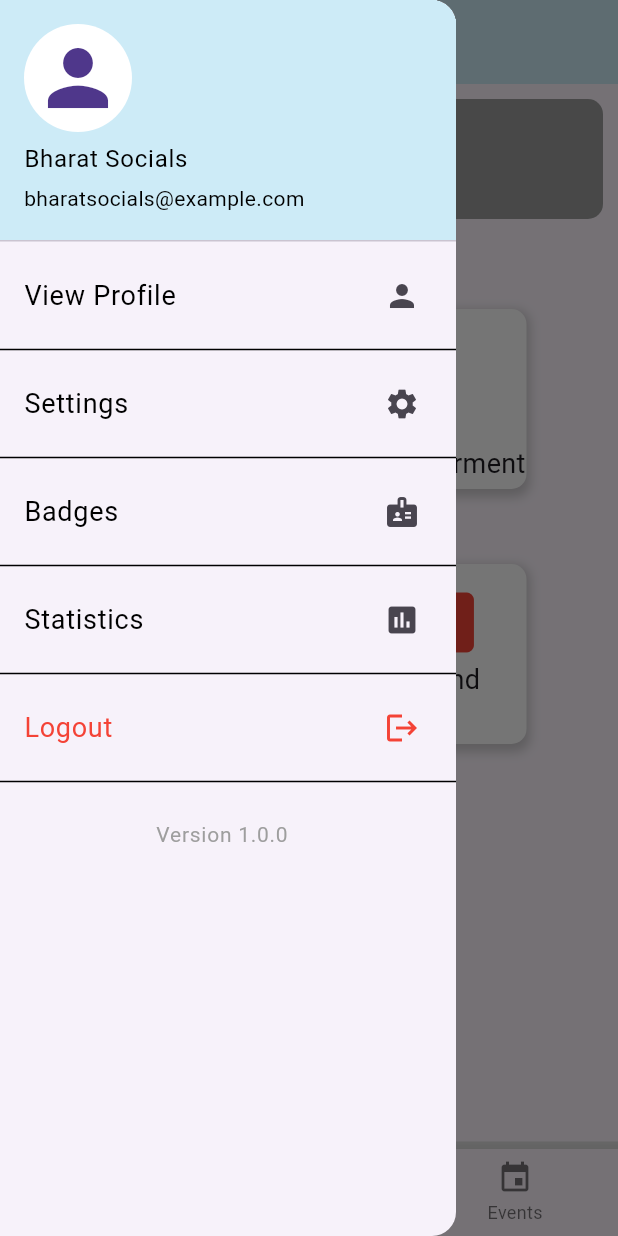
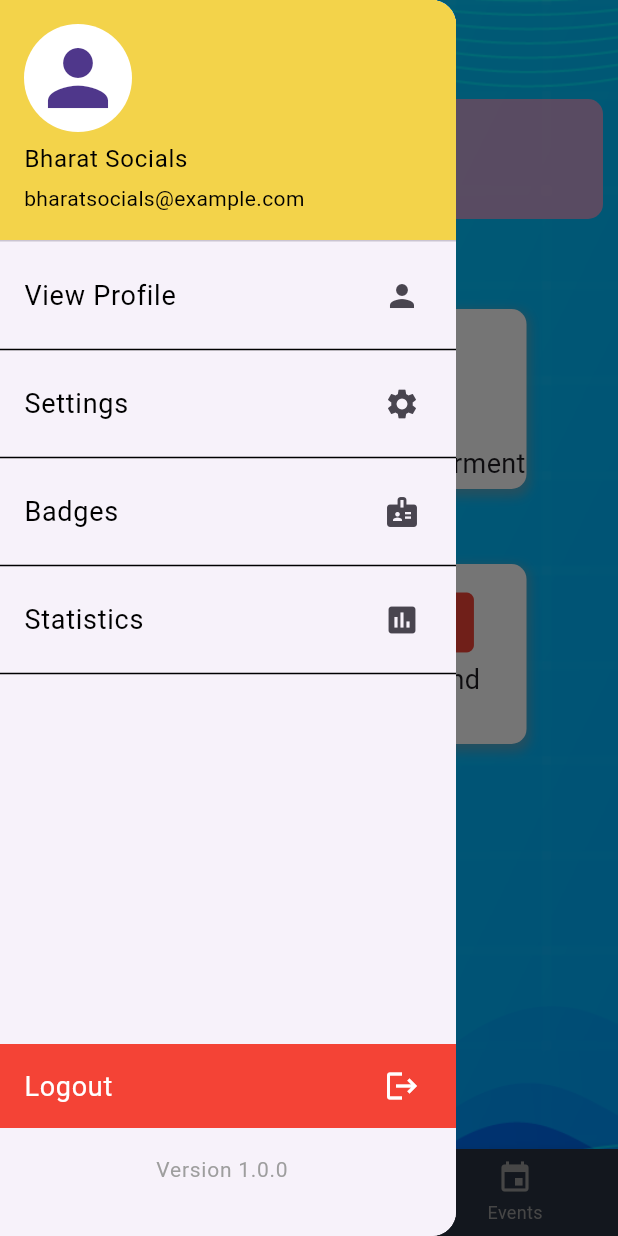
Before and after one commit to Asmitbv21/bharatsocials, a Flutter app: the screen it shows after launch, with the side drawer open, on a phone screen of 412 x 824 dp. Run offline on Flutter 3.47's test engine with Material 3 defaults, Android fonts, the phone set to English and light mode, and no system bars.

Commit message:
1) Added bg image 2)formatted structure 3) set dummy color scheme

```diff
--- a/lib/main.dart
+++ b/lib/main.dart
@@ -7,7 +7,7 @@ import 'screens/events.dart';
 import 'screens/sidebar.dart';
 
 void main() {
-  runApp(MyApp());
+  runApp(const MyApp());
 }
 
 class MyApp extends StatelessWidget {
@@ -17,7 +17,23 @@ class MyApp extends StatelessWidget {
   Widget build(BuildContext context) {
     return MaterialApp(
       debugShowCheckedModeBanner: false,
-      home: MyHomePage(),
+      theme: ThemeData(
+        primaryColor: Color.fromARGB(148, 239, 158, 204), // Update this line
+        scaffoldBackgroundColor: Colors.transparent,
+        appBarTheme: const AppBarTheme(
+          backgroundColor: Color.fromARGB(0, 255, 255, 255),
+          titleTextStyle: TextStyle(color: Colors.black, fontSize: 25.0),
+        ),
+        bottomNavigationBarTheme: const BottomNavigationBarThemeData(
+          backgroundColor:
+              Color.fromARGB(255, 41, 50, 65), // A deep blue-grey background
+          selectedItemColor: Color.fromARGB(
+              255, 255, 215, 0), // A vibrant yellow-orange for selected items
+          unselectedItemColor: Color.fromARGB(
+              255, 153, 153, 153), // A medium grey for unselected items
+        ),
+      ),
+      home: const MyHomePage(),
     );
   }
 }
@@ -33,10 +49,16 @@ class _MyHomePageState extends State<MyHomePage> {
   int _currentIndex = 0;
   final PageController _pageController = PageController();
 
-  final List<Widget> _children = [
+  final List<Widget> _children = const [
     HomeScreen(),
     GroupsScreen(),
     EventsScreen(),
+  ];
+
+  final List<String> _titles = const [
+    'Bharat Socials',
+    'Domain Broadcast Page',
+    'Events',
   ];
 
   void onTabTapped(int index) {
@@ -45,14 +67,25 @@ class _MyHomePageState extends State<MyHomePage> {
 
   @override
   Widget build(BuildContext context) {
-    return Scaffold(
+    return Container(
+      decoration: BoxDecoration(
+        image: DecorationImage(
+          image: AssetImage(
+              'assets/bg_images/appbackground.png'), // replace with your image name
+          fit: BoxFit.cover,
+        ),
+      ),
+      child: Scaffold(
+        backgroundColor: Colors.transparent, // Add this line
         appBar: AppBar(
-        title: Text('Bharat Socials'),
-        titleTextStyle: TextStyle(color: Colors.black, fontSize: 25.0),
-        backgroundColor: Color(0xFFCDEBF7),
+          title: Text(_titles[_currentIndex]), // Update this line
           centerTitle: true,
         ),
-      drawer: Sidebar(),
+        drawer: const Drawer(
+          child: Sidebar(
+            backgroundColor: Colors.transparent, // Add this line
+          ),
+        ),
         body: Column(
           children: [
             Expanded(
@@ -66,14 +99,11 @@ class _MyHomePageState extends State<MyHomePage> {
                 children: _children,
               ),
             ),
-          Container(
-            height: 5,
-            color: Colors.grey[300],
-          ),
+            const SizedBox(height: 5), // Use SizedBox instead of Container
             BottomNavigationBar(
               onTap: onTabTapped,
               currentIndex: _currentIndex,
-            items: [
+              items: const [
                 BottomNavigationBarItem(
                   icon: Icon(Icons.home),
                   label: 'Home',
@@ -90,6 +120,7 @@ class _MyHomePageState extends State<MyHomePage> {
             ),
           ],
         ),
+      ),
     );
   }
 }
--- a/lib/screens/home.dart
+++ b/lib/screens/home.dart
@@ -61,7 +61,7 @@ class _HomeScreenState extends State<HomeScreen> {
                   width: 200,
                   margin: const EdgeInsets.all(10),
                   decoration: BoxDecoration(
-                    color: Colors.grey,
+                    color: Color.fromARGB(208, 239, 158, 204),
                     borderRadius: BorderRadius.circular(10),
                   ),
                   child: Center(
@@ -79,7 +79,8 @@ class _HomeScreenState extends State<HomeScreen> {
                 onTap: () {
                   Navigator.push(
                     context,
-                    MaterialPageRoute(builder: (context) => const SarvaSiksha()),
+                    MaterialPageRoute(
+                        builder: (context) => const SarvaSiksha()),
                   );
                 },
                 child: Container(
@@ -152,7 +153,8 @@ class _HomeScreenState extends State<HomeScreen> {
                       onTap: () {
                         Navigator.push(
                           context,
-                          MaterialPageRoute(builder: (context) => const EnvSus()),
+                          MaterialPageRoute(
+                              builder: (context) => const EnvSus()),
                         );
                       },
                       child: Container(
@@ -185,7 +187,8 @@ class _HomeScreenState extends State<HomeScreen> {
                       onTap: () {
                         Navigator.push(
                           context,
-                          MaterialPageRoute(builder: (context) => const HealthHyg()),
+                          MaterialPageRoute(
+                              builder: (context) => const HealthHyg()),
                         );
                       },
                       child: Container(
--- a/lib/screens/sidebar.dart
+++ b/lib/screens/sidebar.dart
@@ -7,11 +7,14 @@ import 'profile.dart';
 import 'stats.dart';
 
 class Sidebar extends StatelessWidget {
-  const Sidebar({super.key});
+  const Sidebar({super.key, required Color backgroundColor});
 
   @override
   Widget build(BuildContext context) {
     return Drawer(
+      child: Column(
+        children: [
+          Expanded(
             child: ListView(
               padding: EdgeInsets.zero,
               children: [
@@ -29,7 +32,7 @@ class Sidebar extends StatelessWidget {
                     child: Icon(Icons.person, size: 60.0),
                   ),
                   decoration: BoxDecoration(
-              color: Color(0xFFCDEBF7), // Change this to your desired color
+                    color: Color.fromARGB(255, 243, 211, 74),
                   ),
                 ),
                 ListTile(
@@ -124,18 +127,30 @@ class Sidebar extends StatelessWidget {
                   },
                 ),
                 Divider(color: Colors.black), // Add a divider
+              ],
+            ),
+          ),
+          Container(
+            padding: EdgeInsets.only(bottom: 16),
+            child: Column(
+              children: [
+                // Divider(color: Colors.black), // Add a divider
                 ListTile(
+                  tileColor:
+                      Colors.red, // Add this to change the background color
                   title: Row(
                     children: const [
                       Text(
                         'Logout',
                         style: TextStyle(
-                    color: Colors.red,
+                          color: Colors.white, // Change the text color to white
                           fontSize: 18,
                         ),
                       ),
                       Spacer(),
-                Icon(Icons.logout, color: Colors.red),
+                      Icon(Icons.logout,
+                          color:
+                              Colors.white), // Change the icon color to white
                     ],
                   ),
                   onTap: () {
@@ -143,7 +158,7 @@ class Sidebar extends StatelessWidget {
                     // Add your logout logic here
                   },
                 ),
-          Divider(color: Colors.black), // Add a divider
+
                 ListTile(
                   title: Center(
                     child: Text(
@@ -158,6 +173,9 @@ class Sidebar extends StatelessWidget {
                 ),
               ],
             ),
+          ),
+        ],
+      ),
     );
   }
 }
--- a/pubspec.yaml
+++ b/pubspec.yaml
@@ -59,9 +59,8 @@ flutter:
   uses-material-design: true
 
   # To add assets to your application, add an assets section, like this:
-  # assets:
-  #   - images/a_dot_burr.jpeg
-  #   - images/a_dot_ham.jpeg
+  assets:
+    - assets/bg_images/
 
   # An image asset can refer to one or more resolution-specific "variants", see
   # https://flutter.dev/assets-and-images/#resolution-aware
```
Also changed, not shown: lib/broadcasts/pages/domain-chat-temp.dart (+5 -3 lines), lib/screens/groups.dart (+49 -25 lines), assets/bg_images/a.jpeg (added), assets/bg_images/appbackground.jpeg (added), assets/bg_images/appbackground.png (added). Lines whose indentation alone changed are shown as unchanged.
